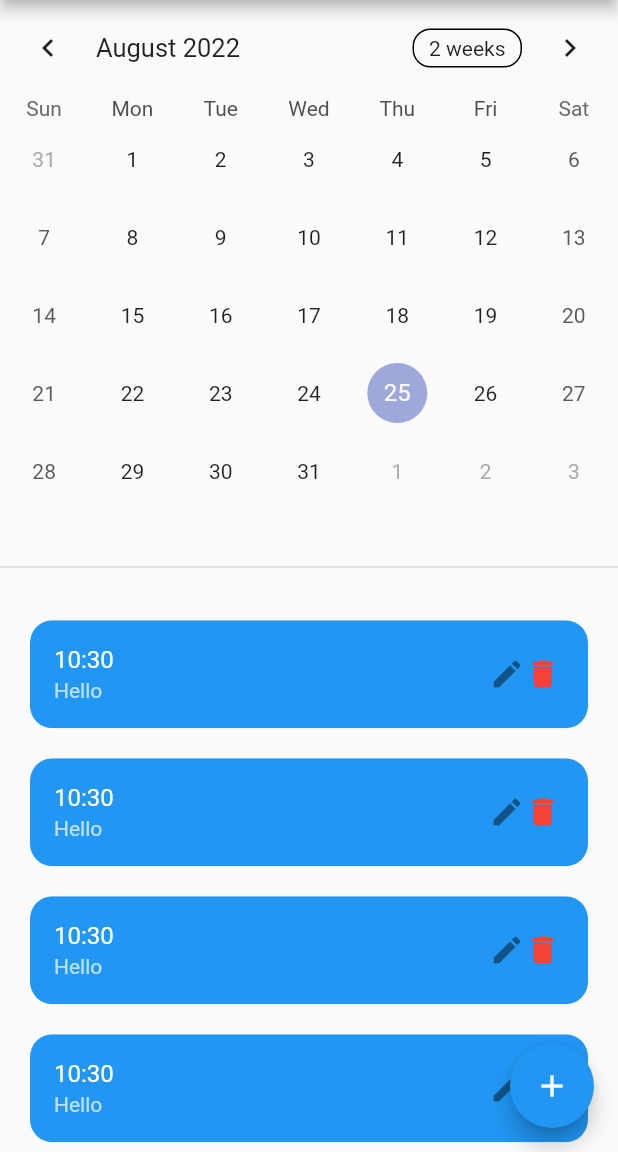
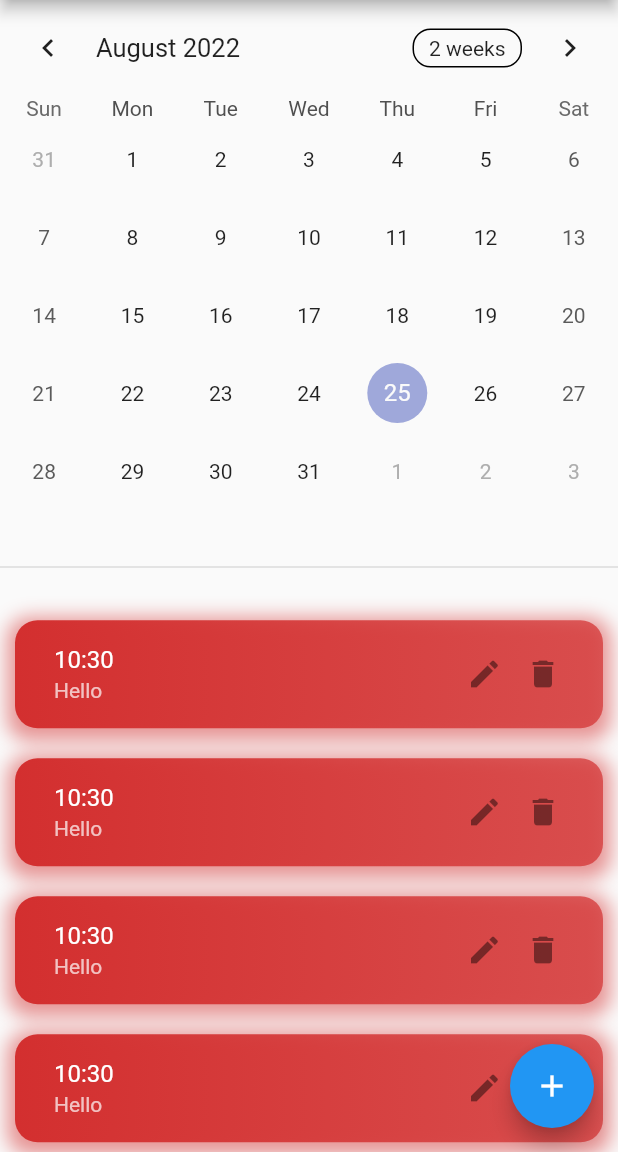
Before and after one commit to nimiology/quit_flutter, a Flutter app: the screen it shows after launch, on a phone screen of 412 x 824 dp, the part 84-1236 px from its top. Run offline on Flutter 3.47's test engine with Material 2 defaults, Android fonts, the phone set to English and light mode, and no system bars; drawn by our look-alikes of table_calendar.

Commit message:
doing widget

```diff
--- a/lib/widgets/doing_widget.dart
+++ b/lib/widgets/doing_widget.dart
@@ -13,31 +13,25 @@ class DoingWidget extends StatefulWidget {
 class _DoingWidgetState extends State<DoingWidget> {
   @override
   Widget build(BuildContext context) {
+    Color errorColor = Theme.of(context).errorColor;
     Doing doing = widget.doing;
     return Container(
         margin: EdgeInsets.symmetric(horizontal: 10, vertical: 10),
         padding: EdgeInsets.symmetric(horizontal: 10),
-      child: ClipRRect(
+        decoration: BoxDecoration(
           borderRadius: BorderRadius.circular(15),
-        child: Dismissible(
-          key: ObjectKey(doing.id),
-          background: Container(
-            alignment: Alignment.centerRight,
-            padding: const EdgeInsets.only(right: 20),
-            decoration: BoxDecoration(
-              // borderRadius: BorderRadius.circular(25),
-              color: Theme.of(context).errorColor,
+
+          gradient: LinearGradient(
+              colors: [errorColor, errorColor.withOpacity(0.7)]),
+          boxShadow: [
+            BoxShadow(
+              color: errorColor.withOpacity(0.5),
+              spreadRadius: 5,
+              blurRadius: 10,
+              offset: Offset(0, 3), // changes position of shadow
             ),
-            child: const Icon(
-              Icons.delete,
-              size: 30,
+          ],
         ),
-          ),
-          onDismissed: (direction) {
-            setState(() {});
-          },
-          child: Container(
-            color: Theme.of(context).accentColor,
         child: ListTile(
           title: Text(
             '${doing.date.hour}:${doing.date.minute}',
@@ -48,22 +42,20 @@ class _DoingWidgetState extends State<DoingWidget> {
             style: TextStyle(color: Colors.white70),
           ),
           trailing: Container(
-                width: 50,
+            width: 65,
             child: Row(
               mainAxisSize: MainAxisSize.min,
               children: [
                 Icon(Icons.edit),
+                SizedBox(
+                  width: 15,
+                ),
                 Icon(
                   Icons.delete,
-                      color: Colors.red,
-                    )
+                ),
               ],
             ),
           ),
-            ),
-          ),
-        ),
-      ),
-    );
+        ));
   }
 }
```
Lines whose indentation alone changed are shown as unchanged.
